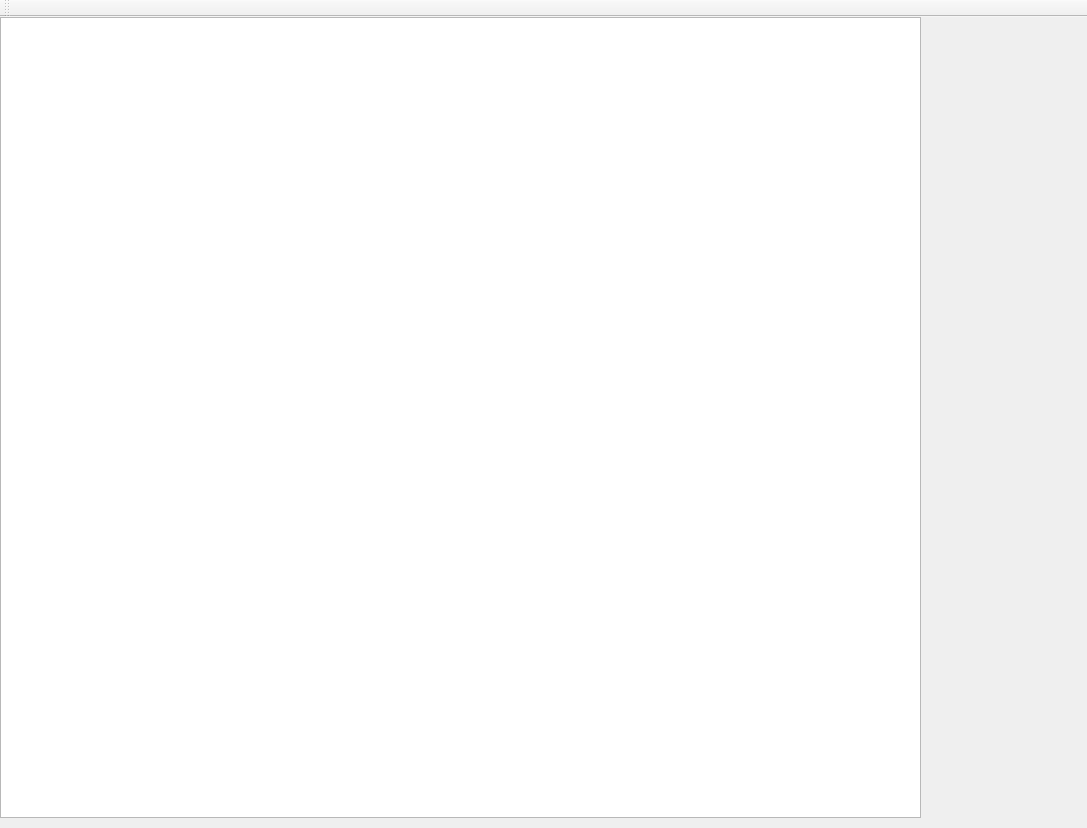
This is MemoryTool/MemoryTool/MemoryTool.ui in paper-news/MemoryTool as Qt 5 draws it before an edit. The edited form follows.
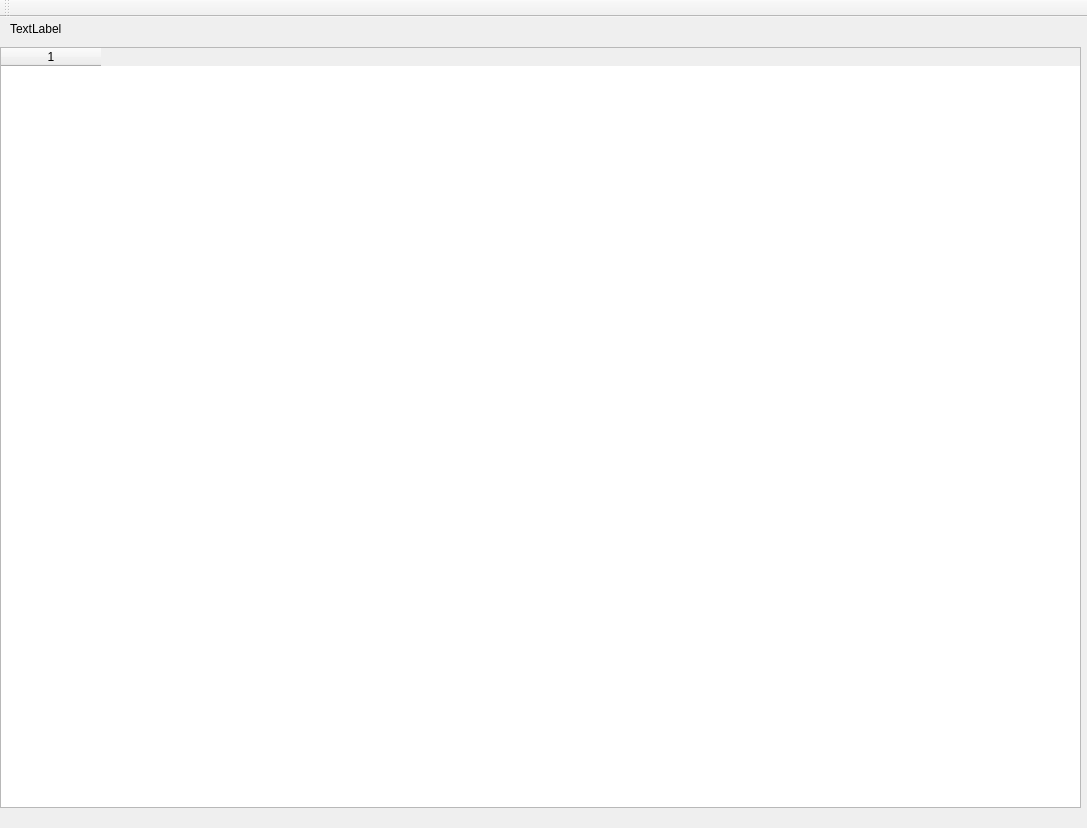
This is the edited form.

Patch:
```diff
--- a/MemoryTool/MemoryTool/MemoryTool.ui
+++ b/MemoryTool/MemoryTool/MemoryTool.ui
@@ -13,15 +13,69 @@
   <property name="windowTitle">
    <string>MemoryTool</string>
   </property>
+  <property name="documentMode">
+   <bool>false</bool>
+  </property>
   <widget class="QWidget" name="centralWidget">
    <widget class="QTableWidget" name="tasklist_tableWidget">
     <property name="geometry">
      <rect>
       <x>0</x>
-      <y>0</y>
-      <width>921</width>
-      <height>801</height>
+      <y>30</y>
+      <width>1081</width>
+      <height>761</height>
      </rect>
+    </property>
+    <property name="midLineWidth">
+     <number>0</number>
+    </property>
+    <property name="dragDropOverwriteMode">
+     <bool>false</bool>
+    </property>
+    <property name="selectionMode">
+     <enum>QAbstractItemView::SingleSelection</enum>
+    </property>
+    <property name="verticalScrollMode">
+     <enum>QAbstractItemView::ScrollPerPixel</enum>
+    </property>
+    <property name="horizontalScrollMode">
+     <enum>QAbstractItemView::ScrollPerPixel</enum>
+    </property>
+    <property name="showGrid">
+     <bool>false</bool>
+    </property>
+    <property name="gridStyle">
+     <enum>Qt::DashDotLine</enum>
+    </property>
+    <property name="rowCount">
+     <number>1</number>
+    </property>
+    <property name="columnCount">
+     <number>1</number>
+    </property>
+    <attribute name="horizontalHeaderHighlightSections">
+     <bool>false</bool>
+    </attribute>
+    <attribute name="horizontalHeaderShowSortIndicator" stdset="0">
+     <bool>false</bool>
+    </attribute>
+    <attribute name="verticalHeaderVisible">
+     <bool>false</bool>
+    </attribute>
+    <row/>
+    <column/>
+   </widget>
+   <widget class="QLabel" name="titile_label">
+    <property name="geometry">
+     <rect>
+      <x>10</x>
+      <y>1</y>
+      <width>591</width>
+      <height>21</height>
+     </rect>
+    </property>
+    <property name="text">
+     <string>TextLabel</string>
     </property>
    </widget>
   </widget>
```
